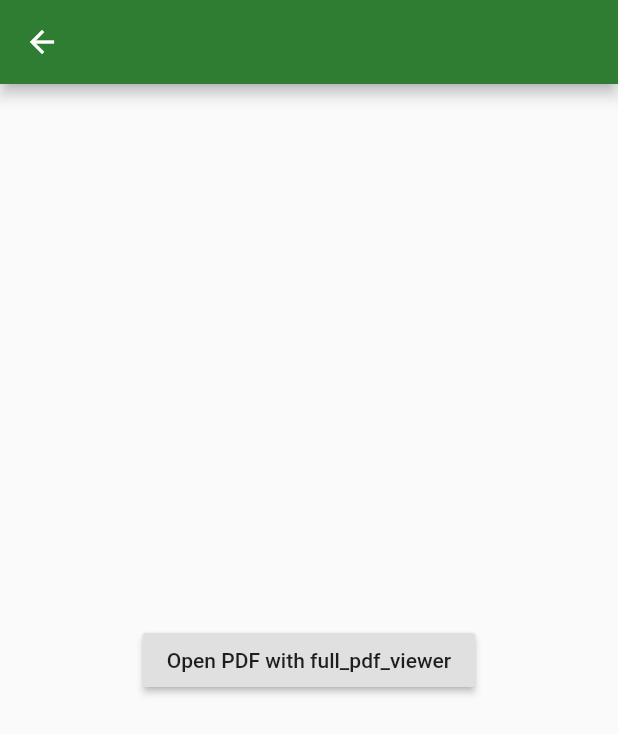
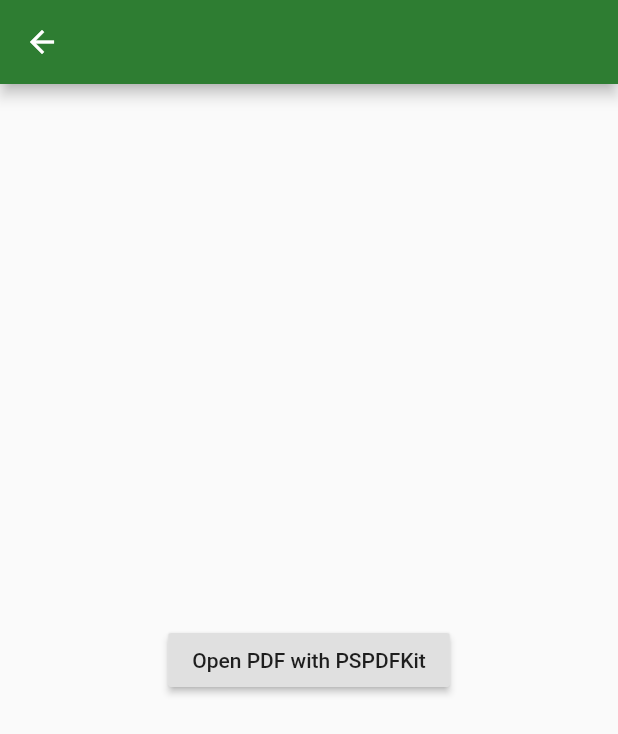
Before and after one commit to wwoodard8/ghflutter, a Flutter app: the SecondRoute screen opened directly with empty values, on a phone screen of 412 x 824 dp. Shown: the top 734 px of the screen. Run offline on Flutter 3.47's test engine with Material 2 defaults, Android fonts, the phone set to English and light mode, and no system bars; missing offline and left inert: pspdfkit_flutter; network calls fail.

Commit message:
PSPDF WORKS
Pulling pdf from local storage

```diff
--- a/lib/main.dart
+++ b/lib/main.dart
@@ -36,9 +36,6 @@ class SecondRoute extends StatefulWidget {
 
 class _SecondRouteState extends State<SecondRoute> {
 
-  String url = "http://willwoodard.com/meritbadge/law.pdf";
-  bool _loading;
-
   Future<String> prepareTestPdf() async {
     final ByteData bytes =
     await DefaultAssetBundle.of(context).load(_documentPath);
@@ -60,17 +57,6 @@ class _SecondRouteState extends State<SecondRoute> {
 
   }
 
-  /*_initPdf() async {
-    setState(() {
-      _loading = true;
-    });
-    final doc = await PDFDocument.fromURL(url);
-    setState(() {
-      _doc = doc;
-      _loading = false;
-    });
-  }*/
-
   @override
   Widget build(BuildContext context) {
     return Scaffold(
@@ -82,8 +68,13 @@ class _SecondRouteState extends State<SecondRoute> {
             mainAxisAlignment: MainAxisAlignment.center,
             children: <Widget>[
               RaisedButton(
-                onPressed: () {},
-                  child: const Text('Open PDF with full_pdf_viewer'),
+                onPressed: () => {
+                  // We need to prepare the test PDF, and then we can display the PDF.
+                  prepareTestPdf().then((path) {
+                    Pspdfkit.present(path);
+                  })
+                },
+                child: const Text('Open PDF with PSPDFKit'),
               ),
             ],
         )
```
